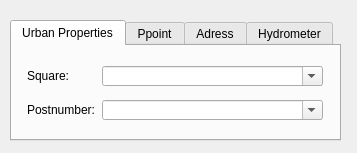
First picture: the form in search/ui/search_plus_dialog_base.ui, repository Giswater/giswater_qgis_plugin, before the edit.
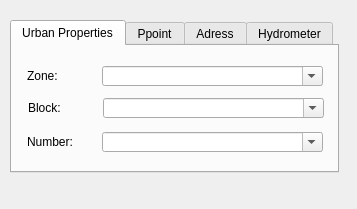
Second picture: the form after the edit. Custom widgets are drawn as their Qt base class.

Commit message: Search Plus: Multiple search in 'Urban Properties' Automatically toggle 'Show feature count' for memory layers

What changed in the file:
```diff
--- a/search/ui/search_plus_dialog_base.ui
+++ b/search/ui/search_plus_dialog_base.ui
@@ -7,7 +7,7 @@
     <x>0</x>
     <y>0</y>
     <width>357</width>
-    <height>153</height>
+    <height>209</height>
    </rect>
   </property>
   <property name="windowTitle">
@@ -18,8 +18,8 @@
     <rect>
      <x>10</x>
      <y>20</y>
-     <width>331</width>
-     <height>121</height>
+     <width>329</width>
+     <height>153</height>
     </rect>
    </property>
    <property name="currentIndex">
@@ -33,20 +33,20 @@
      <property name="geometry">
       <rect>
        <x>15</x>
-       <y>56</y>
+       <y>88</y>
        <width>71</width>
        <height>16</height>
       </rect>
      </property>
      <property name="text">
-      <string>Postnumber:</string>
+      <string>Number:</string>
      </property>
     </widget>
     <widget class="SearchableComboBox" name="urban_properties_number">
      <property name="geometry">
       <rect>
        <x>90</x>
-       <y>54</y>
+       <y>86</y>
        <width>221</width>
        <height>20</height>
       </rect>
@@ -55,7 +55,7 @@
       <bool>true</bool>
      </property>
     </widget>
-    <widget class="QLabel" name="label_block">
+    <widget class="QLabel" name="label_zone">
      <property name="geometry">
       <rect>
        <x>15</x>
@@ -65,14 +65,27 @@
       </rect>
      </property>
      <property name="text">
-      <string>Square:</string>
+      <string>Zone:</string>
+     </property>
+    </widget>
+    <widget class="SearchableComboBox" name="urban_properties_zone">
+     <property name="geometry">
+      <rect>
+       <x>90</x>
+       <y>20</y>
+       <width>221</width>
+       <height>20</height>
+      </rect>
+     </property>
+     <property name="editable">
+      <bool>true</bool>
      </property>
     </widget>
     <widget class="SearchableComboBox" name="urban_properties_block">
      <property name="geometry">
       <rect>
-       <x>90</x>
-       <y>20</y>
+       <x>91</x>
+       <y>52</y>
        <width>221</width>
        <height>20</height>
       </rect>
@@ -81,6 +94,19 @@
       <bool>true</bool>
      </property>
     </widget>
+    <widget class="QLabel" name="label_block">
+     <property name="geometry">
+      <rect>
+       <x>16</x>
+       <y>54</y>
+       <width>55</width>
+       <height>16</height>
+      </rect>
+     </property>
+     <property name="text">
+      <string>Block:</string>
+     </property>
+    </widget>
    </widget>
    <widget class="QWidget" name="tab">
     <attribute name="title">
```
Left out of the diff: 6 changed lines with no effect on the pictures. The commit also changes 4 other files.
